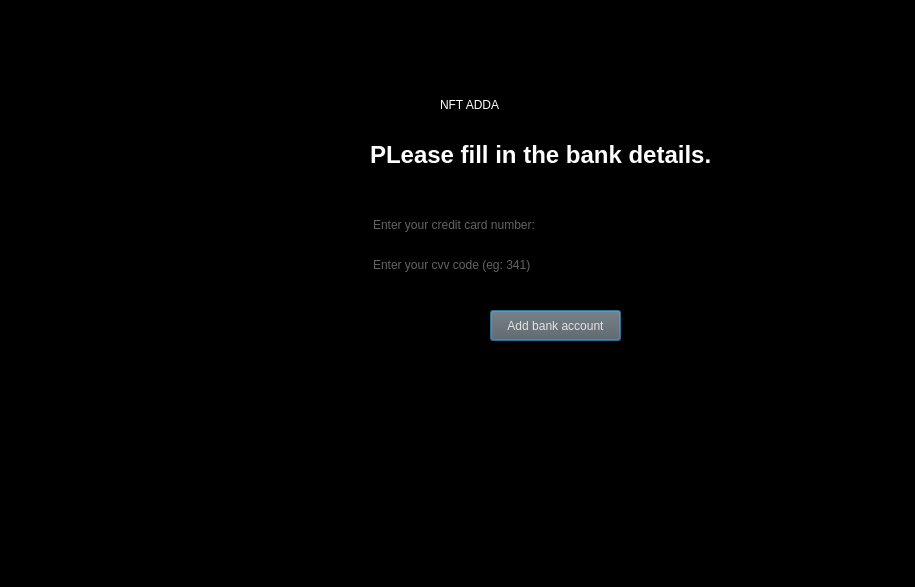
Above: frontend/bankdetails.ui from SujalMatolia0/NFT-First-project before the change. Below: the same form after it.
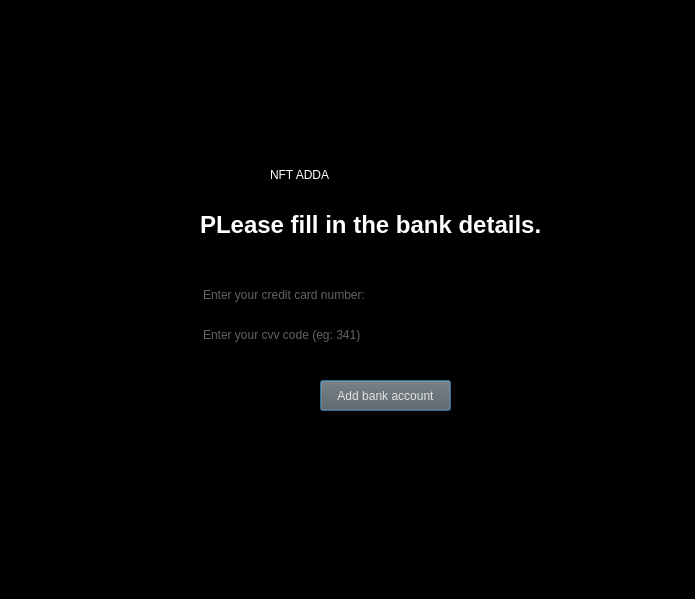
That is the form after the change. Icons and pictures are not drawn.

```diff
--- a/frontend/bankdetails.ui
+++ b/frontend/bankdetails.ui
@@ -6,8 +6,8 @@
    <rect>
     <x>0</x>
     <y>0</y>
-    <width>915</width>
-    <height>587</height>
+    <width>695</width>
+    <height>599</height>
    </rect>
   </property>
   <property name="windowTitle">
@@ -19,11 +19,31 @@
 background-image: url(:/images/C:/Users/NOVA BURST/Downloads/ui.png);
 background-color: rgb(0, 0, 0);</string>
   </property>
-  <widget class="QLabel" name="label">
+  <widget class="QLineEdit" name="creditcardno">
    <property name="geometry">
     <rect>
-     <x>440</x>
-     <y>80</y>
+     <x>200</x>
+     <y>280</y>
+     <width>371</width>
+     <height>30</height>
+    </rect>
+   </property>
+   <property name="styleSheet">
+    <string notr="true">color: rgb(255, 255, 255);
+color: rgb(197, 197, 197);</string>
+   </property>
+   <property name="text">
+    <string/>
+   </property>
+   <property name="placeholderText">
+    <string>Enter your credit card number: </string>
+   </property>
+  </widget>
+  <widget class="QLabel" name="label_3">
+   <property name="geometry">
+    <rect>
+     <x>270</x>
+     <y>150</y>
      <width>231</width>
      <height>51</height>
     </rect>
@@ -36,69 +56,11 @@
     <string>&lt;html&gt;&lt;head/&gt;&lt;body&gt;&lt;p&gt;NFT ADDA&lt;/p&gt;&lt;/body&gt;&lt;/html&gt;</string>
    </property>
   </widget>
-  <widget class="QLineEdit" name="creditcardno">
-   <property name="geometry">
-    <rect>
-     <x>370</x>
-     <y>210</y>
-     <width>371</width>
-     <height>30</height>
-    </rect>
-   </property>
-   <property name="styleSheet">
-    <string notr="true">color: rgb(255, 255, 255);
-color: rgb(197, 197, 197);</string>
-   </property>
-   <property name="text">
-    <string/>
-   </property>
-   <property name="placeholderText">
-    <string>Enter your credit card number: </string>
-   </property>
-  </widget>
-  <widget class="QLineEdit" name="cvv">
-   <property name="geometry">
-    <rect>
-     <x>370</x>
-     <y>250</y>
-     <width>371</width>
-     <height>30</height>
-    </rect>
-   </property>
-   <property name="styleSheet">
-    <string notr="true">color: rgb(255, 255, 255);
-color: rgb(197, 197, 197);</string>
-   </property>
-   <property name="text">
-    <string/>
-   </property>
-   <property name="placeholderText">
-    <string>Enter your cvv code (eg: 341)</string>
-   </property>
-  </widget>
-  <widget class="QLabel" name="label_2">
-   <property name="geometry">
-    <rect>
-     <x>370</x>
-     <y>130</y>
-     <width>361</width>
-     <height>51</height>
-    </rect>
-   </property>
-   <property name="styleSheet">
-    <string notr="true">color: rgb(255, 255, 255);
-font: 24pt &quot;Mangal&quot;;
-</string>
-   </property>
-   <property name="text">
-    <string>&lt;html&gt;&lt;head/&gt;&lt;body&gt;&lt;p&gt;&lt;span style=&quot; font-size:18pt; font-weight:600;&quot;&gt;PLease fill in the bank details.&lt;/span&gt;&lt;/p&gt;&lt;/body&gt;&lt;/html&gt;</string>
-   </property>
-  </widget>
   <widget class="QPushButton" name="addbank">
    <property name="geometry">
     <rect>
-     <x>490</x>
-     <y>310</y>
+     <x>320</x>
+     <y>380</y>
      <width>131</width>
      <height>31</height>
     </rect>
@@ -111,6 +73,44 @@
     <string>Add bank account</string>
    </property>
   </widget>
+  <widget class="QLabel" name="label_4">
+   <property name="geometry">
+    <rect>
+     <x>200</x>
+     <y>200</y>
+     <width>361</width>
+     <height>51</height>
+    </rect>
+   </property>
+   <property name="styleSheet">
+    <string notr="true">color: rgb(255, 255, 255);
+font: 24pt &quot;Mangal&quot;;
+</string>
+   </property>
+   <property name="text">
+    <string>&lt;html&gt;&lt;head/&gt;&lt;body&gt;&lt;p&gt;&lt;span style=&quot; font-size:18pt; font-weight:600;&quot;&gt;PLease fill in the bank details.&lt;/span&gt;&lt;/p&gt;&lt;/body&gt;&lt;/html&gt;</string>
+   </property>
+  </widget>
+  <widget class="QLineEdit" name="cvv">
+   <property name="geometry">
+    <rect>
+     <x>200</x>
+     <y>320</y>
+     <width>371</width>
+     <height>30</height>
+    </rect>
+   </property>
+   <property name="styleSheet">
+    <string notr="true">color: rgb(255, 255, 255);
+color: rgb(197, 197, 197);</string>
+   </property>
+   <property name="text">
+    <string/>
+   </property>
+   <property name="placeholderText">
+    <string>Enter your cvv code (eg: 341)</string>
+   </property>
+  </widget>
  </widget>
  <resources>
   <include location="C:/Users/NOVA BURST/Downloads/nft bgm.qrc"/>
```
Left out of the diff: 9 changed lines with no effect on the pictures.
